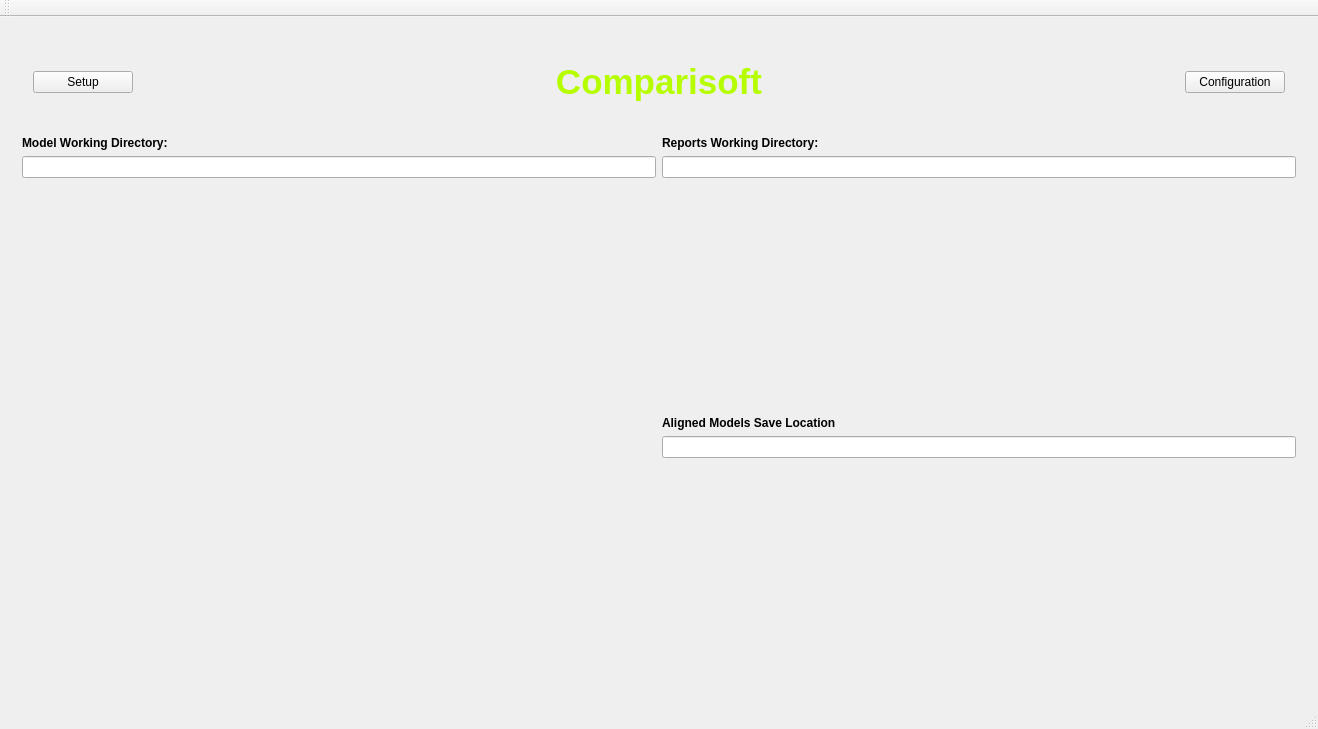
This is Comparisoft/QT/Comparisoft/mainwindow.ui in zifangah/Capstone3DModelling as Qt 5 draws it before an edit. The edited form follows.
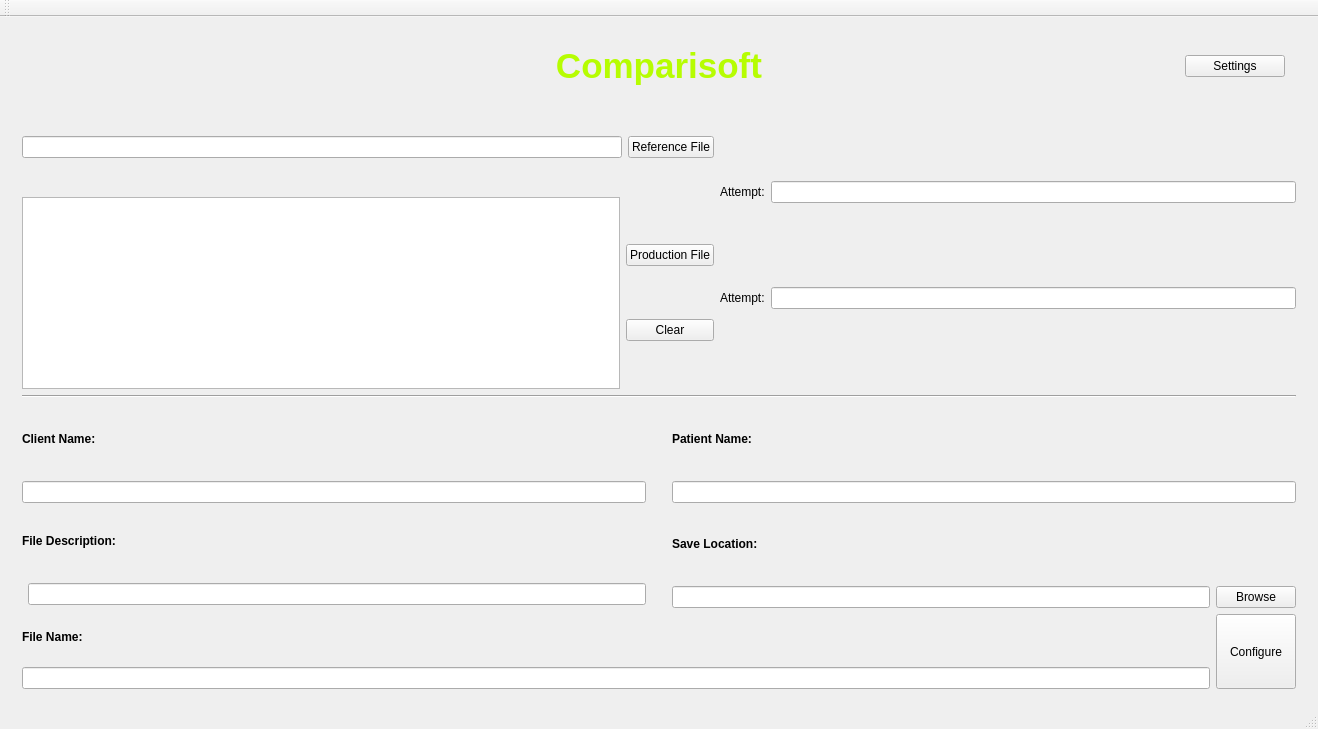
This is the edited form. The open tabs and pages were chosen to show the change.

Diff of the .ui file:
```diff
--- a/Comparisoft/QT/Comparisoft/mainwindow.ui
+++ b/Comparisoft/QT/Comparisoft/mainwindow.ui
@@ -285,6 +285,22 @@
                 </item>
                 <item>
                  <layout class="QHBoxLayout" name="horizontalLayout_22">
+                  <item>
+                   <widget class="QWidget" name="widget_9" native="true">
+                    <property name="minimumSize">
+                     <size>
+                      <width>0</width>
+                      <height>28</height>
+                     </size>
+                    </property>
+                    <property name="maximumSize">
+                     <size>
+                      <width>0</width>
+                      <height>28</height>
+                     </size>
+                    </property>
+                   </widget>
+                  </item>
                   <item>
                    <widget class="QLineEdit" name="File_Description"/>
                   </item>
@@ -732,175 +748,6 @@
         </item>
        </layout>
       </widget>
-      <widget class="QWidget" name="Settings_Page">
-       <layout class="QVBoxLayout" name="verticalLayout_28">
-        <item>
-         <widget class="QWidget" name="widget_4" native="true">
-          <property name="maximumSize">
-           <size>
-            <width>16777215</width>
-            <height>100</height>
-           </size>
-          </property>
-          <layout class="QVBoxLayout" name="verticalLayout_27">
-           <item>
-            <layout class="QHBoxLayout" name="horizontalLayout_15">
-             <property name="sizeConstraint">
-              <enum>QLayout::SetMinimumSize</enum>
-             </property>
-             <item>
-              <widget class="QPushButton" name="Return_to_Setup_Button">
-               <property name="maximumSize">
-                <size>
-                 <width>100</width>
-                 <height>16777215</height>
-                </size>
-               </property>
-               <property name="text">
-                <string>Setup</string>
-               </property>
-              </widget>
-             </item>
-             <item>
-              <widget class="QWidget" name="widget_2" native="true">
-               <property name="minimumSize">
-                <size>
-                 <width>0</width>
-                 <height>73</height>
-                </size>
-               </property>
-              </widget>
-             </item>
-             <item>
-              <widget class="QLabel" name="Banner_3">
-               <property name="maximumSize">
-                <size>
-                 <width>16777215</width>
-                 <height>50</height>
-                </size>
-               </property>
-               <property name="text">
-                <string>&lt;html&gt;&lt;head/&gt;&lt;body&gt;&lt;p&gt;&lt;span style=&quot; font-size:26pt; font-weight:600; color:#b6fd01;&quot;&gt;Comparisoft&lt;/span&gt;&lt;/p&gt;&lt;/body&gt;&lt;/html&gt;</string>
-               </property>
-               <property name="textFormat">
-                <enum>Qt::RichText</enum>
-               </property>
-               <property name="alignment">
-                <set>Qt::AlignCenter</set>
-               </property>
-              </widget>
-             </item>
-             <item>
-              <widget class="QWidget" name="widget_8" native="true">
-               <property name="minimumSize">
-                <size>
-                 <width>0</width>
-                 <height>73</height>
-                </size>
-               </property>
-              </widget>
-             </item>
-             <item>
-              <widget class="QPushButton" name="Return_to_Configuration_Button">
-               <property name="maximumSize">
-                <size>
-                 <width>100</width>
-                 <height>16777215</height>
-                </size>
-               </property>
-               <property name="text">
-                <string>Configuration</string>
-               </property>
-              </widget>
-             </item>
-            </layout>
-           </item>
-          </layout>
-         </widget>
-        </item>
-        <item>
-         <layout class="QHBoxLayout" name="horizontalLayout_16">
-          <item>
-           <layout class="QVBoxLayout" name="verticalLayout_29">
-            <item>
-             <widget class="QLabel" name="label_17">
-              <property name="text">
-               <string>&lt;b&gt;Model Working Directory:&lt;/b&gt;</string>
-              </property>
-             </widget>
-            </item>
-            <item>
-             <widget class="QLineEdit" name="Model_Working_Directory"/>
-            </item>
-            <item>
-             <spacer name="verticalSpacer_2">
-              <property name="orientation">
-               <enum>Qt::Vertical</enum>
-              </property>
-              <property name="sizeHint" stdset="0">
-               <size>
-                <width>20</width>
-                <height>40</height>
-               </size>
-              </property>
-             </spacer>
-            </item>
-           </layout>
-          </item>
-          <item>
-           <layout class="QVBoxLayout" name="verticalLayout_30">
-            <item>
-             <widget class="QLabel" name="label_18">
-              <property name="text">
-               <string>&lt;b&gt;Reports Working Directory:&lt;/b&gt;</string>
-              </property>
-             </widget>
-            </item>
-            <item>
-             <widget class="QLineEdit" name="Reports_Working_Directory"/>
-            </item>
-            <item>
-             <spacer name="verticalSpacer_3">
-              <property name="orientation">
-               <enum>Qt::Vertical</enum>
-              </property>
-              <property name="sizeHint" stdset="0">
-               <size>
-                <width>20</width>
-                <height>40</height>
-               </size>
-              </property>
-             </spacer>
-            </item>
-            <item>
-             <widget class="QLabel" name="label_19">
-              <property name="text">
-               <string>&lt;html&gt;&lt;head/&gt;&lt;body&gt;&lt;p&gt;&lt;span style=&quot; font-weight:600;&quot;&gt;Aligned Models Save Location&lt;/span&gt;&lt;/p&gt;&lt;/body&gt;&lt;/html&gt;</string>
-              </property>
-             </widget>
-            </item>
-            <item>
-             <widget class="QLineEdit" name="Aligned_Models_Save_Location"/>
-            </item>
-            <item>
-             <spacer name="verticalSpacer_4">
-              <property name="orientation">
-               <enum>Qt::Vertical</enum>
-              </property>
-              <property name="sizeHint" stdset="0">
-               <size>
-                <width>20</width>
-                <height>40</height>
-               </size>
-              </property>
-             </spacer>
-            </item>
-           </layout>
-          </item>
-         </layout>
-        </item>
-       </layout>
-      </widget>
      </widget>
     </item>
    </layout>
```
